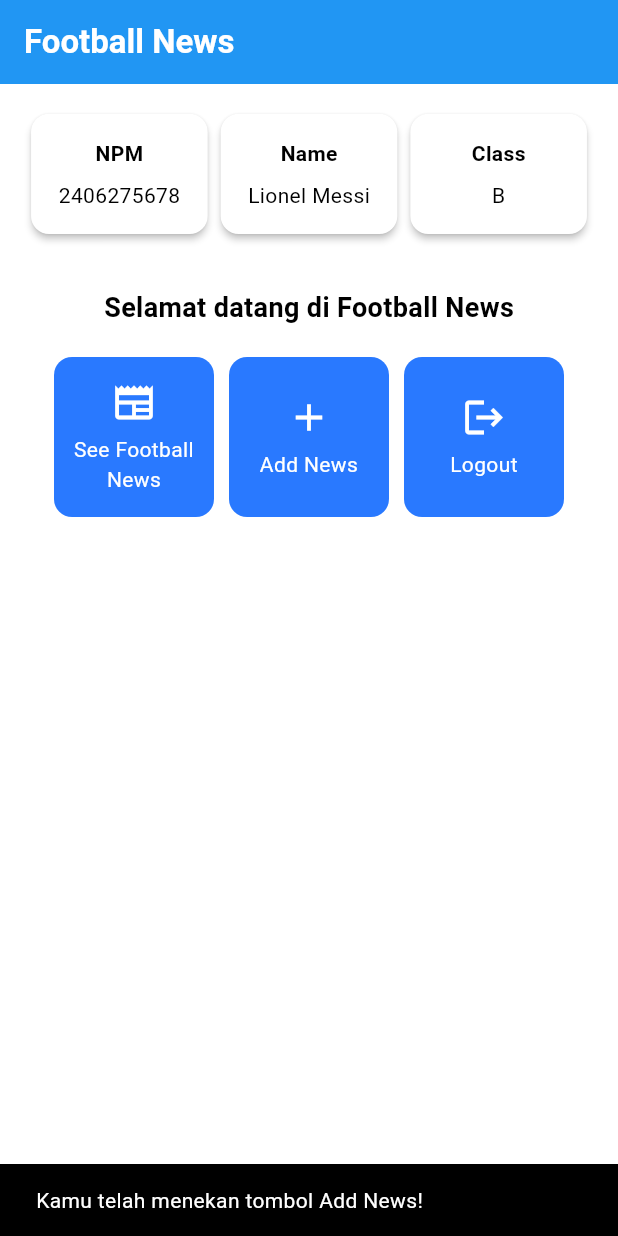
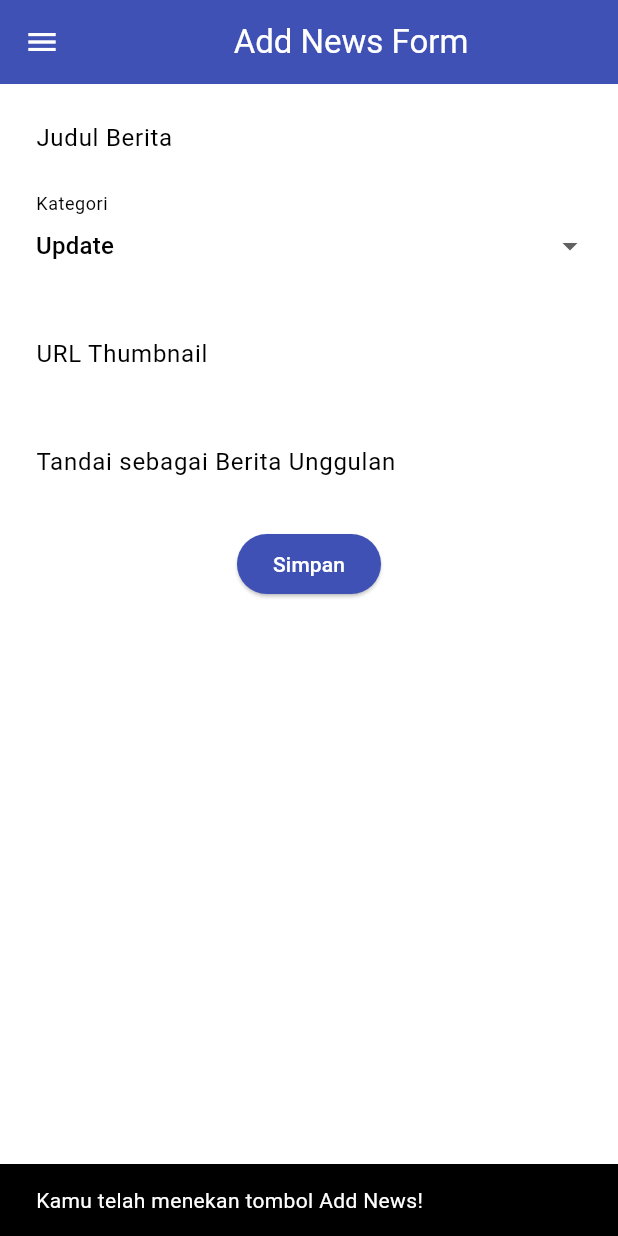
Before and after one commit to aiemusles/football-news-mobile, a Flutter app: the screen it shows after launch, after a tap on "Add News", on a phone screen of 412 x 824 dp. Run offline on Flutter 3.47's test engine with Material 3 defaults, Android fonts, the phone set to English and light mode, and no system bars.

Commit message:
Tutorial 7

```diff
--- a/football_news/lib/main.dart
+++ b/football_news/lib/main.dart
@@ -1,5 +1,5 @@
 import 'package:flutter/material.dart';
-import 'package:football_news/menu.dart';
+import 'package:football_news/screens/menu.dart';
 
 void main() {
   runApp(const MyApp());
--- a/football_news/lib/menu.dart
+++ b/football_news/lib/screens/menu.dart
@@ -1,4 +1,6 @@
 import 'package:flutter/material.dart';
+import 'package:football_news/widgets/left_drawer.dart';
+import 'package:football_news/widgets/news_card.dart';
 
 class MyHomePage extends StatelessWidget {
   MyHomePage({super.key});
@@ -28,6 +30,7 @@ class MyHomePage extends StatelessWidget {
         // Warna latar belakang AppBar diambil dari skema warna tema aplikasi.
         backgroundColor: Theme.of(context).colorScheme.primary,
       ),
+      drawer: LeftDrawer(),
       // Body halaman dengan padding di sekelilingnya.
       body: Padding(
         padding: const EdgeInsets.all(16.0),
@@ -88,7 +91,6 @@ class MyHomePage extends StatelessWidget {
       ),
     );
   }
-
 }
 
 class InfoCard extends StatelessWidget {
@@ -129,54 +131,3 @@ class ItemHomepage {
 
   ItemHomepage(this.name, this.icon);
 }
-
-class ItemCard extends StatelessWidget {
-  // Menampilkan kartu dengan ikon dan nama.
-
-  final ItemHomepage item;
-
-  const ItemCard(this.item, {super.key});
-
-  @override
-  Widget build(BuildContext context) {
-    return Material(
-      // Menentukan warna latar belakang dari tema aplikasi.
-      color: Theme.of(context).colorScheme.secondary,
-      // Membuat sudut kartu melengkung.
-      borderRadius: BorderRadius.circular(12),
-
-      child: InkWell(
-        // Aksi ketika kartu ditekan.
-        onTap: () {
-          // Menampilkan pesan SnackBar saat kartu ditekan.
-          ScaffoldMessenger.of(context)
-            ..hideCurrentSnackBar()
-            ..showSnackBar(
-              SnackBar(
-                content: Text("Kamu telah menekan tombol ${item.name}!"),
-              ),
-            );
-        },
-        // Container untuk menyimpan Icon dan Text
-        child: Container(
-          padding: const EdgeInsets.all(8),
-          child: Center(
-            child: Column(
-              // Menyusun ikon dan teks di tengah kartu.
-              mainAxisAlignment: MainAxisAlignment.center,
-              children: [
-                Icon(item.icon, color: Colors.white, size: 30.0),
-                const Padding(padding: EdgeInsets.all(3)),
-                Text(
-                  item.name,
-                  textAlign: TextAlign.center,
-                  style: const TextStyle(color: Colors.white),
-                ),
-              ],
-            ),
-          ),
-        ),
-      ),
-    );
-  }
-}
--- /dev/null
+++ b/football_news/lib/screens/newslist_form.dart
@@ -0,0 +1,185 @@
+import 'package:flutter/material.dart';
+import 'package:football_news/widgets/left_drawer.dart';
+
+class NewsFormPage extends StatefulWidget {
+  const NewsFormPage({super.key});
+
+  @override
+  State<NewsFormPage> createState() => _NewsFormPageState();
+}
+
+class _NewsFormPageState extends State<NewsFormPage> {
+  final _formKey = GlobalKey<FormState>();
+  String _title = "";
+  String _content = "";
+  String _category = "update"; // default
+  String _thumbnail = "";
+  bool _isFeatured = false; // default
+
+  final List<String> _categories = [
+    'transfer',
+    'update',
+    'exclusive',
+    'match',
+    'rumor',
+    'analysis',
+  ];
+
+  @override
+  Widget build(BuildContext context) {
+    return Scaffold(
+      appBar: AppBar(
+        title: const Center(child: Text('Add News Form')),
+        backgroundColor: Colors.indigo,
+        foregroundColor: Colors.white,
+      ),
+      drawer: LeftDrawer(),
+      body: Form(
+        key: _formKey,
+        child: SingleChildScrollView(
+          child: Column(
+            crossAxisAlignment: CrossAxisAlignment.start,
+            children: [
+              // === Title ===
+              Padding(
+                padding: const EdgeInsets.all(8.0),
+                child: TextFormField(
+                  decoration: InputDecoration(
+                    hintText: "Judul Berita",
+                    labelText: "Judul Berita",
+                    border: OutlineInputBorder(
+                      borderRadius: BorderRadius.circular(5.0),
+                    ),
+                  ),
+                  onChanged: (String? value) {
+                    setState(() {
+                      _title = value!;
+                    });
+                  },
+                  validator: (String? value) {
+                    if (value == null || value.isEmpty) {
+                      return "Judul tidak boleh kosong!";
+                    }
+                    return null;
+                  },
+                ),
+              ),
+
+              // === Category ===
+              Padding(
+                padding: const EdgeInsets.all(8.0),
+                child: DropdownButtonFormField<String>(
+                  decoration: InputDecoration(
+                    labelText: "Kategori",
+                    border: OutlineInputBorder(
+                      borderRadius: BorderRadius.circular(5.0),
+                    ),
+                  ),
+                  initialValue: _category,
+                  items: _categories
+                      .map((cat) => DropdownMenuItem(
+                            value: cat,
+                            child: Text(
+                                cat[0].toUpperCase() + cat.substring(1)),
+                          ))
+                      .toList(),
+                  onChanged: (String? newValue) {
+                    setState(() {
+                      _category = newValue!;
+                    });
+                  },
+                ),
+              ),
+
+              // === Thumbnail URL ===
+              Padding(
+                padding: const EdgeInsets.all(8.0),
+                child: TextFormField(
+                  decoration: InputDecoration(
+                    hintText: "URL Thumbnail (opsional)",
+                    labelText: "URL Thumbnail",
+                    border: OutlineInputBorder(
+                      borderRadius: BorderRadius.circular(5.0),
+                    ),
+                  ),
+                  onChanged: (String? value) {
+                    setState(() {
+                      _thumbnail = value!;
+                    });
+                  },
+                ),
+              ),
+
+              // === Is Featured ===
+              Padding(
+                padding: const EdgeInsets.all(8.0),
+                child: SwitchListTile(
+                  title: const Text("Tandai sebagai Berita Unggulan"),
+                  value: _isFeatured,
+                  onChanged: (bool value) {
+                    setState(() {
+                      _isFeatured = value;
+                    });
+                  },
+                ),
+              ),
+
+              // === Tombol Simpan ===
+              Align(
+                alignment: Alignment.bottomCenter,
+                child: Padding(
+                  padding: const EdgeInsets.all(8.0),
+                  child: ElevatedButton(
+                    style: ButtonStyle(
+                      backgroundColor:
+                          WidgetStateProperty.all(Colors.indigo),
+                    ),
+                    onPressed: () {
+                      if (_formKey.currentState!.validate()) {
+                        showDialog(
+                          context: context,
+                          builder: (context) {
+                            return AlertDialog(
+                              title: const Text('Berita berhasil tersimpan'),
+                              content: SingleChildScrollView(
+                                child: Column(
+                                  crossAxisAlignment:
+                                      CrossAxisAlignment.start,
+                                  children: [
+                                    Text('Judul: $_title'),
+                                      Text('Isi: $_content'),
+                                      Text('Kategori: $_category'),
+                                      Text('Thumbnail: $_thumbnail'),
+                                      Text(
+                                          'Unggulan: ${_isFeatured ? "Ya" : "Tidak"}'),
+                                  ],
+                                ),
+                              ),
+                              actions: [
+                                TextButton(
+                                  child: const Text('OK'),
+                                  onPressed: () {
+                                    Navigator.pop(context);
+                                    _formKey.currentState!.reset();
+                                  },
+                                ),
+                              ],
+                            );
+                          },
+                        );
+                      }
+                    },
+                    child: const Text(
+                      "Simpan",
+                      style: TextStyle(color: Colors.white),
+                    ),
+                  ),
+                ),
+              ),
+            ],
+          )
+        ),
+      ),
+    );
+  }
+}
--- /dev/null
+++ b/football_news/lib/widgets/left_drawer.dart
@@ -0,0 +1,72 @@
+import 'package:flutter/material.dart';
+import 'package:football_news/screens/menu.dart';
+import 'package:football_news/screens/newslist_form.dart';
+// TODO: Impor halaman NewsFormPage jika sudah dibuat
+
+class LeftDrawer extends StatelessWidget {
+  const LeftDrawer({super.key});
+
+  @override
+  Widget build(BuildContext context) {
+    return Drawer(
+      child: ListView(
+        children: [
+          const DrawerHeader(
+            decoration: BoxDecoration(color: Colors.blue),
+            child: Column(
+              children: [
+                Text(
+                  'Football News',
+                  textAlign: TextAlign.center,
+                  style: TextStyle(
+                    fontSize: 30,
+                    fontWeight: FontWeight.bold,
+                    color: Colors.white,
+                  ),
+                ),
+                Padding(padding: EdgeInsets.all(10)),
+                Text(
+                  "Seluruh berita sepak bola terkini di sini!",
+                  textAlign: TextAlign.center,
+                  style: TextStyle(
+                    color: Colors.white,
+                    fontSize: 15,
+                    fontWeight: FontWeight.normal,
+                  ),
+                ),
+              ],
+            ),
+          ),
+          // TODO: Bagian routing
+          ListTile(
+            leading: const Icon(Icons.home_outlined),
+            title: const Text('Home'),
+            // Bagian redirection ke MyHomePage
+            onTap: () {
+              Navigator.pushReplacement(
+                context,
+                MaterialPageRoute(builder: (context) => MyHomePage()),
+              );
+            },
+          ),
+          ListTile(
+            leading: const Icon(Icons.post_add),
+            title: const Text('Add News'),
+            // Bagian redirection ke NewsFormPage
+            onTap: () {
+              Navigator.pushReplacement(
+                context,
+                MaterialPageRoute(builder: (context) => NewsFormPage()),
+              );
+            },
+          ),
+          ListTile(
+            leading: const Icon(Icons.newspaper),
+            title: const Text('See News'),
+            // NOTE: add redirection to see news page later
+          )
+        ],
+      ),
+    );
+  }
+}
--- /dev/null
+++ b/football_news/lib/widgets/news_card.dart
@@ -0,0 +1,63 @@
+import 'package:flutter/material.dart';
+import 'package:football_news/screens/menu.dart';
+import 'package:football_news/screens/newslist_form.dart';
+
+class ItemCard extends StatelessWidget {
+  // Menampilkan kartu dengan ikon dan nama.
+
+  final ItemHomepage item;
+
+  const ItemCard(this.item, {super.key});
+
+  @override
+  Widget build(BuildContext context) {
+    return Material(
+      // Menentukan warna latar belakang dari tema aplikasi.
+      color: Theme.of(context).colorScheme.secondary,
+      // Membuat sudut kartu melengkung.
+      borderRadius: BorderRadius.circular(12),
+
+      child: InkWell(
+        // Aksi ketika kartu ditekan.
+        onTap: () {
+          // Menampilkan pesan SnackBar saat kartu ditekan.
+          ScaffoldMessenger.of(context)
+            ..hideCurrentSnackBar()
+            ..showSnackBar(
+              SnackBar(
+                content: Text("Kamu telah menekan tombol ${item.name}!"),
+              ),
+            );
+
+          // Navigate ke route yang sesuai (tergantung jenis tombol)
+          if (item.name == "Add News") {
+            // TODO: Gunakan Navigator.push untuk melakukan navigasi ke MaterialPageRoute yang mencakup NewsFormPage.
+            Navigator.push(
+              context,
+              MaterialPageRoute(builder: (context) => const NewsFormPage()),
+            );
+          }
+        },
+        // Container untuk menyimpan Icon dan Text
+        child: Container(
+          padding: const EdgeInsets.all(8),
+          child: Center(
+            child: Column(
+              // Menyusun ikon dan teks di tengah kartu.
+              mainAxisAlignment: MainAxisAlignment.center,
+              children: [
+                Icon(item.icon, color: Colors.white, size: 30.0),
+                const Padding(padding: EdgeInsets.all(3)),
+                Text(
+                  item.name,
+                  textAlign: TextAlign.center,
+                  style: const TextStyle(color: Colors.white),
+                ),
+              ],
+            ),
+          ),
+        ),
+      ),
+    );
+  }
+}
```
